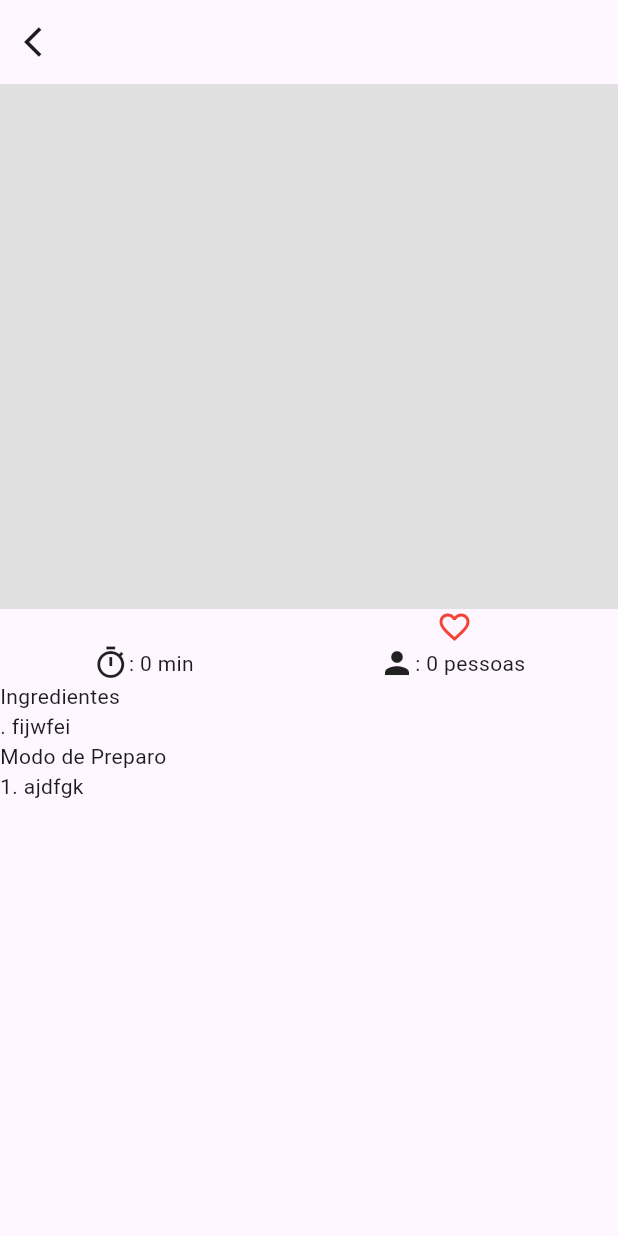
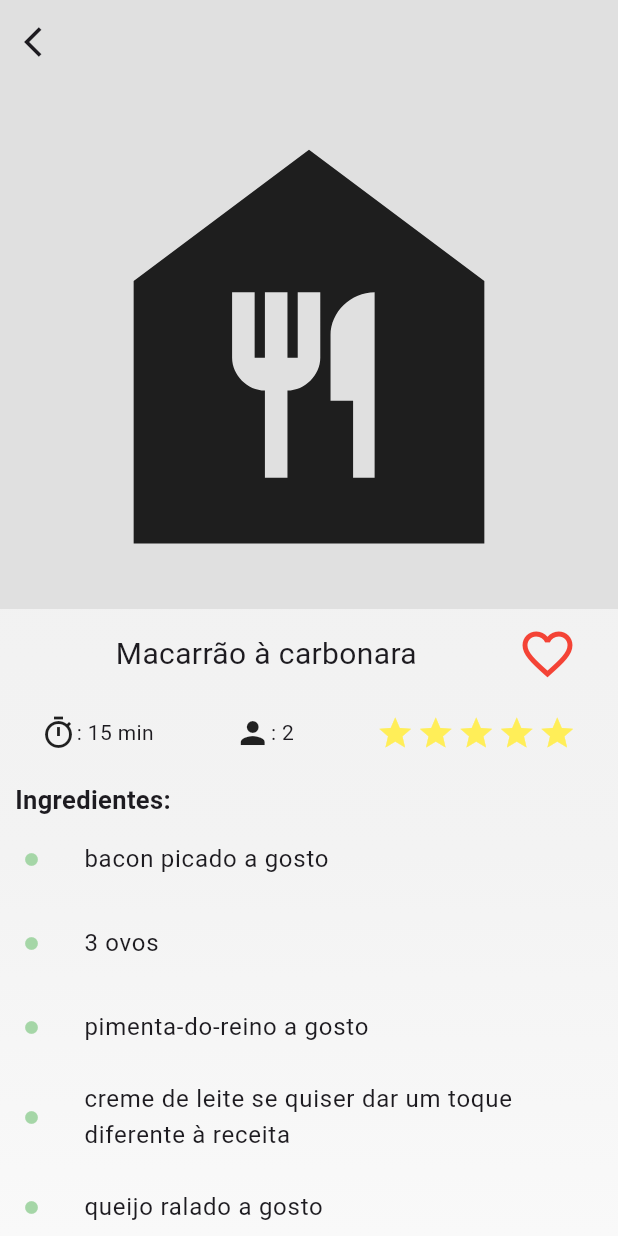
Before and after one commit to robkenha3/Recipe_app, a Flutter app: the RecipeScreen screen opened directly with empty values, on a phone screen of 412 x 824 dp. Run offline on Flutter 3.47's test engine with Material 3 defaults, Android fonts, the phone set to English and light mode, and no system bars.

Commit message:
Adicionado padrão observer

```diff
--- /dev/null
+++ b/lib/logic/recipe_list_notifier.dart
@@ -0,0 +1,204 @@
+import 'package:flutter/material.dart';
+
+import '../model/recipe.dart';
+
+class RecipeListNotifier extends ChangeNotifier {
+  List<Recipe> recipes = [
+    Recipe(
+      name: 'Macarrão à carbonara',
+      img: Icons.food_bank,
+      preparationTime: 15,
+      rate: 5,
+      quantity: 2,
+      favorite: true,
+      ingredients: [
+        "bacon picado a gosto",
+        "3 ovos",
+        "pimenta-do-reino a gosto",
+        "creme de leite se quiser dar um toque diferente à receita",
+        "queijo ralado a gosto",
+        "sal",
+        "macarrão de sua escolha (espaguete, fusili,etc.)",
+      ],
+      instruction: [
+        "Frite bem o bacon, até ficar crocante (pode-se adicionar salame picado).",
+        "Coloque o macarrão para cozinhar em água e sal.",
+        "No refratário onde será servido o macarrão, bata bem os ovos com um garfo.",
+        "No refratário onde será servido o macarrão, bata bem os ovos com um garfo.",
+        "Quando o macarrão estiver pronto, escorra e coloque (bem quente) sobre a mistura de ovos, misture bem.",
+        "O calor da massa cozinha os ovos.",
+        "Coloque o bacon, ainda quente, sobre o macarrão e sirva.",
+      ],
+    ),
+    Recipe(
+      name: 'Pãezinhos de Beterraba',
+      img: Icons.food_bank,
+      preparationTime: 80,
+      rate: 5,
+      quantity: 3,
+      favorite: true,
+      ingredients: [
+        "½ beterraba",
+        "4 colheres (chá) de água (20 ml)",
+        "200 g de farinha de trigo (1 e de ⅔ xícara)",
+        "1 colher (chá) de sal",
+        "¼ de xícara de água",
+        "1 colher (sopa) de manteiga sem sal",
+        "2 g (⅕ de um sachê de 10g) de fermento biológico seco",
+        "1 colher (sopa) de açúcar (16 g)",
+        "1 gema de ovo",
+        "1 clara de ovo para pincelar",
+      ],
+      instruction: [
+        "Purê de beterraba:\nAsse a beterraba embrulhada no alumínio por 20 a 30 minutos no forno a 180º C, então bata no mixer ou liquidificador com a água até ficar um purê homogêneo.",
+        "Massa do pão:\nEm uma tigela grande, adicione a farinha, o fermento, o sal, o açúcar, e misture. Adicione a gema do ovo e reserve a clara.",
+        "Em seguida, coloque a manteiga em temperatura ambiente e o purê da beterraba. Misture bem.",
+        "Transfira a massa para uma bancada e vá colocando a água aos poucos enquanto sova, para incorporar tudo. Depois da sova, a massa deve ficar lisa e elástica.",
+        "Volte para a tigela, cubra com um pano e deixe descansar até dobrar de tamanho.",
+        "Depois desse tempo, divida a massa em 6 partes iguais e modele cada uma - abra a massa com os dedos, junte as pontas no centro, vire a emenda para baixo e faça uma bolinha; Distribua as bolinhas na assadeira untada, cubra com um pano e deixe descansar por mais 30 minutos.",
+        "Por fim, pincele uma clara de ovo para dar brilho e leve ao forno preaquecido a 180°C por 20 minutos. Deixe esfriar e aproveite!",
+      ],
+    ),
+    Recipe(
+      name: 'Ponta de peito na panela de pressão',
+      img: Icons.food_bank,
+      preparationTime: 60,
+      rate: 4,
+      quantity: 3,
+      favorite: true,
+      ingredients: [
+        "1 kg de ponta de peito",
+        "3 caldos de carne ou picanha",
+        "6 cebolas grandes cortadas em rodelas",
+      ],
+      instruction: [
+        "Na panela de pressão, coloque metade das cebolas cortadas em rodelas.",
+        "Coloque a ponta de peito em cima das cebolas.",
+        "Adicione os caldos de carne, e complete com o restante das cebolas.",
+        "Tampe a panela de pressão, deixe no fogo por mais o menos 1 hora.",
+        "Depois, tire a pressão, coloque em uma travessa e sirva.",
+      ],
+    ),
+    Recipe(
+      name: 'Strogonoff de frango',
+      img: Icons.food_bank,
+      preparationTime: 60,
+      rate: 5,
+      quantity: 4,
+      favorite: true,
+      ingredients: [
+        "3 peitos de frango cortados em cubos",
+        "sal a gosto",
+        "1 cebola picada",
+        "1 colher de manteiga",
+        "1/3 copo de mostarda",
+        "1 dente de alho picado",
+        "pimenta-do-reino a gosto",
+        "2 colheres (sopa) de maionese",
+        "1/2 copo de ketchup",
+        "1 copo de cogumelos",
+        "batata palha a gosto",
+      ],
+      instruction: [
+        "Em uma panela, misture o frango, o alho, a maionese, o sal e a pimenta.",
+        "Em uma frigideira grande, derreta a manteiga e doure a cebola.",
+        "Junte o frango temperado até que esteja dourado.",
+        "Junte o frango temperado até que esteja dourado.",
+        "Incorpore o creme de leite e retire do fogo antes de ferver.",
+        "Sirva com arroz branco e batata palha.",
+      ],
+    ),
+    Recipe(
+      name: 'Lasanha Vegetariana',
+      img: Icons.food_bank,
+      preparationTime: 60,
+      rate: 5,
+      quantity: 3,
+      favorite: true,
+      ingredients: [
+        "Massa para lasanha (pré-cozida)",
+        "2 cenouras raladas a Juliana",
+        "1 cebola grande",
+        "2 folhas de louro",
+        "2 colheres de (sopa) de manteiga",
+        "1 litro de leite",
+        "1 lata (ou caixinha) de creme de leite",
+        "sal a gosto",
+        "1 abobrinha menina ralada a Juliana",
+        "3 dentes de alho",
+        "3 cravos",
+        "3 colheres de (sopa) de óleo",
+        "2 colheres de (sopa) de farinha de trigo",
+        "200 gr de queijo mussarela",
+      ],
+      instruction: [
+        "Refogar o espinafre com óleo e alho e sal a gosto e reservar.",
+        "Refogar as cenouras com óleo e alho e sal a gosto e reservar.",
+        "Refogar a abobrinha com óleo e alho e sal a gosto e reservar.",
+        "Colocar o leite para ferver em fogo baixo com a cebola cortada em 4 partes, a manteiga, o louro, o cravo e sal a gosto.",
+        "Após ferver, em fogo baixo, por aproximadamente 5 minutos, retirar o louro, os cravos e a cebola, colocar a farinha de trigo, dissolvida em água e deixe cozinhar mexendo bem, fazendo assim o molho branco.",
+        "Colocar o creme de leite e desligar o fogo.",
+        "Se o molho branco ficou empelotado, coloque no liquidificador, bata e ficará maravilhoso.",
+        "Montar a lasanha começando com molho branco, massa, espinafre, queijo, molho branco, massa, abobrinha, molho branco, massa, cenoura, molho branco, queijo e por aí vai, até acabar os ingredientes.",
+        "Leve ao forno por uns 40 minutos ou até que borbulhe.",
+      ],
+    ),
+    Recipe(
+      name: 'Galinhada',
+      img: Icons.food_bank,
+      preparationTime: 30,
+      rate: 4,
+      quantity: 4,
+      favorite: true,
+      ingredients: [
+        "1 frango cortado em pedaços",
+        "Suco de meio limão",
+        "1 cebola média ralada",
+        "2 colheres (sopa) de extrato de tomate",
+        "1 colher (sopa) de salsa picada",
+        "2 tabletes de caldo de galinha",
+        "2 colheres (sopa) de azeite",
+        "2 xícaras (chá) de arroz lavado e escorrido",
+        "1 pimentão verde cortado em cubinhos",
+      ],
+      instruction: [
+        "Lave os pedaços de frango, tempere-os com os tabletes de caldo de galinha e o suco de limão e deixe tomar gosto.",
+        "Em uma panela grande, aqueça o azeite e doure os pedaços de frango.",
+        "Adicione a cebola e deixe refogar ligeiramente.",
+        "Junte o arroz, o extrato de tomate, o pimentão e 4 xícaras e 1/2 (chá) de água, mexendo bem.",
+        "Tampe a panela e, assim que iniar fervura, baixe o fogo e cozinhe por cerca de 15 minutos, até que o arroz fique cremoso e úmido. Se necessário, pingue mais água.",
+        "Retire do fogo e passe para uma travessa. Polvilhe a salsa e sirva a seguir.",
+      ],
+    ),
+    Recipe(
+      name: 'Filé de merluza com batata ao forno',
+      img: Icons.food_bank,
+      preparationTime: 30,
+      rate: 5,
+      quantity: 4,
+      favorite: true,
+      ingredients: [
+        "8 filés de merluza",
+        "1 pimentão (cortado em rodelas)",
+        "1 cebola (cortada em rodelas)",
+        "Orégano",
+        "4 batatas cruas (em rodelas, sem casca)",
+        "2 tomates (cortados em rodelas - as sementes ficam à preferência)",
+        "1/2 lata de molho de tomate de boa qualidade",
+        "Azeite para untar",
+      ],
+      instruction: [
+        "Tempere os filés à seu gosto e reserve por 10 minutos.",
+        "Unta um refratário com azeite e faça uma camada de batata, em seguida arrume os filés sobre a batata.",
+        "Acrescente a cebola, o tomate, o pimentão, orégano a gosto, regue com o molho de tomate (1/2 lata).",
+        "Cubra com o restante das batatas. Cubra com papel alumínio e leve ao forno alto até que as batatas fiquem macias.",
+      ],
+    ),
+  ];
+
+  updateRecipe(int index, int updatedRate) {
+    Recipe recipe = recipes[index];
+    recipes[index] = recipe.copyRecipe(updatedRate);
+    notifyListeners();
+  }
+}
--- /dev/null
+++ b/lib/logic/recipe_list_widget.dart
@@ -0,0 +1,25 @@
+import 'package:flutter/widgets.dart';
+
+import 'recipe_list_notifier.dart';
+
+class RecipeListWidget extends InheritedWidget {
+  final RecipeListNotifier recipeListNotifier;
+
+  @override
+  const RecipeListWidget({
+    super.key,
+    required super.child,
+    required this.recipeListNotifier,
+  });
+
+  @override
+  bool updateShouldNotify(covariant InheritedWidget oldWidget) {
+    return true;
+  }
+
+  static RecipeListNotifier of(BuildContext context) {
+    RecipeListWidget? r = context
+        .dependOnInheritedWidgetOfExactType<RecipeListWidget>();
+    return r!.recipeListNotifier;
+  }
+}
--- a/lib/view/recipe_screen.dart
+++ b/lib/view/recipe_screen.dart
@@ -1,22 +1,47 @@
 import 'package:flutter/material.dart';
 
+import '../logic/recipe_list_notifier.dart';
+import '../logic/recipe_list_widget.dart';
 import '../model/recipe.dart';
 
-class RecipeScreen extends StatefulWidget {
-  final Recipe recipe;
+class RecipeScreen extends StatelessWidget {
+  final int index;
 
-  const RecipeScreen({super.key, required this.recipe});
+  const RecipeScreen({super.key, required this.index});
 
   @override
-  State<RecipeScreen> createState() => _RecipeScreenState();
-}
+  Widget build(BuildContext context) {
+    RecipeListNotifier recipeListNotifier = RecipeListWidget.of(context);
+    Recipe recipe = recipeListNotifier.recipes[index];
 
-class _RecipeScreenState extends State<RecipeScreen> {
-  @override
-  Widget build(BuildContext context) {
     return Scaffold(
-      appBar: AppBar(leading: Icon(Icons.arrow_back_ios)),
-      body: Column(
+      appBar: AppBar(
+        backgroundColor: Colors.grey[300],
+        leading: IconButton(
+          icon: Icon(Icons.arrow_back_ios),
+          onPressed: () {
+            Navigator.pop(context);
+          },
+        ),
+      ),
+
+      body: Container(
+        decoration: BoxDecoration(
+          gradient: LinearGradient(
+            colors: [
+              Color.fromARGB(255, 254, 254, 254),
+              Color.fromARGB(255, 241, 241, 241),
+              Color.fromARGB(255, 243, 243, 243),
+              Color.fromARGB(255, 249, 249, 249),
+            ],
+            begin: Alignment.topCenter,
+            end: AlignmentGeometry.bottomCenter,
+          ),
+        ),
+        child: SingleChildScrollView(
+          child: Column(
+            crossAxisAlignment: CrossAxisAlignment.start,
+
             children: [
               Row(
                 mainAxisAlignment: MainAxisAlignment.center,
@@ -24,18 +49,37 @@ class _RecipeScreenState extends State<RecipeScreen> {
                   Expanded(
                     child: Container(
                       decoration: BoxDecoration(color: Colors.grey[300]),
-                  child: Icon(widget.recipe.img, size: 350),
+                      child: Icon(recipe.img, size: 350),
                     ),
                   ),
                 ],
               ),
+              SizedBox(height: 10),
               Row(
-            mainAxisAlignment: MainAxisAlignment.spaceAround,
+                mainAxisAlignment: MainAxisAlignment.spaceBetween,
                 children: [
-              Text(widget.recipe.name),
-              Icon(Icons.favorite_border, color: Colors.red),
+                  Expanded(
+                    child: Center(
+                      child: Padding(
+                        padding: const EdgeInsets.only(left: 10),
+                        child: Text(
+                          recipe.name,
+                          style: TextStyle(fontSize: 20),
+                        ),
+                      ),
+                    ),
+                  ),
+                  Padding(
+                    padding: const EdgeInsets.only(right: 27),
+                    child: Icon(
+                      Icons.favorite_border,
+                      color: Colors.red,
+                      size: 40,
+                    ),
+                  ),
                 ],
               ),
+              SizedBox(height: 20),
               Row(
                 mainAxisAlignment: MainAxisAlignment.spaceAround,
                 children: [
@@ -44,7 +88,7 @@ class _RecipeScreenState extends State<RecipeScreen> {
                       Row(
                         children: [
                           Icon(Icons.timer_sharp),
-                      Text(": ${widget.recipe.preparationTime} min"),
+                          Text(": ${recipe.preparationTime} min"),
                         ],
                       ),
                     ],
@@ -54,28 +98,100 @@ class _RecipeScreenState extends State<RecipeScreen> {
                       Row(
                         children: [
                           Icon(Icons.person),
-                      Text(": ${widget.recipe.quantity} pessoas"),
+                          Text(": ${recipe.quantity}"),
                         ],
                       ),
                     ],
                   ),
+                  ListenableBuilder(
+                    listenable: recipeListNotifier,
+                    builder: (context, _) {
+                      Recipe recipe = recipeListNotifier.recipes[index];
+                      return Column(
+                        children: [
+                          Row(
+                            mainAxisAlignment: MainAxisAlignment.center,
+                            children: List.generate(5, (indexStar) {
+                              return Padding(
+                                padding: const EdgeInsets.symmetric(
+                                  horizontal: 1.0,
+                                ),
+                                child: InkWell(
+                                  customBorder: const CircleBorder(),
+                                  onTap: () {
+                                    recipeListNotifier.updateRecipe(
+                                      index,
+                                      indexStar,
+                                    );
+                                  },
+                                  child: Icon(
+                                    Icons.star,
+                                    size: 25,
+                                    color: recipe.rate < indexStar
+                                        ? Colors.black
+                                        : Colors.yellow[400],
+                                  ),
+                                ),
+                              );
+                            }).toList(),
+                          ),
+                        ],
+                      );
+                    },
+                  ),
                 ],
               ),
-          Row(children: [Text("Ingredientes")]),
-          // Lógica da listagem do ingredientes
-          Column(
-            children: [
-              Row(children: [Text(". fijwfei")]),
+              SizedBox(height: 20),
+              Padding(
+                padding: const EdgeInsets.only(left: 10),
+                child: Text(
+                  "Ingredientes:",
+                  style: TextStyle(fontSize: 17, fontWeight: FontWeight.bold),
+                ),
+              ),
+              ListView.builder(
+                shrinkWrap: true,
+                physics: NeverScrollableScrollPhysics(),
+                itemCount: recipe.ingredients.length,
+                itemBuilder: (BuildContext context, int indexIng) {
+                  final String ingredient = recipe.ingredients[indexIng];
+                  return ListTile(
+                    leading: Icon(
+                      Icons.circle,
+                      size: 10,
+                      color: Colors.green[200],
+                    ),
+                    title: Text(ingredient),
+                  );
+                },
+              ),
+              Padding(
+                padding: const EdgeInsets.only(left: 10),
+                child: Text(
+                  "Modo de Preparo:",
+                  style: TextStyle(fontSize: 17, fontWeight: FontWeight.bold),
+                ),
+              ),
+              ListView.builder(
+                shrinkWrap: true,
+                physics: NeverScrollableScrollPhysics(),
+                itemCount: recipe.instruction.length,
+                itemBuilder: (BuildContext context, int indexIns) {
+                  final String instruction = recipe.instruction[indexIns];
+                  final int itemNumber = indexIns + 1;
+
+                  return ListTile(
+                    leading: Text(
+                      "$itemNumber.",
+                      style: TextStyle(fontSize: 15),
+                    ),
+                    title: Text(instruction),
+                  );
+                },
+              ),
             ],
           ),
-          Row(children: [Text("Modo de Preparo")]),
-          // Lógica da listagem do modo de preparo
-          Column(
-            children: [
-              Row(children: [Text("1. ajdfgk")]),
-            ],
         ),
-        ],
       ),
     );
   }
--- a/lib/view/search_recipe_bar.dart
+++ b/lib/view/search_recipe_bar.dart
@@ -20,7 +20,8 @@ class _SearchRecipeBarState extends State<SearchRecipeBar> {
         appBar: AppBar(
           // leading: Icon(Icons.arrow_back_ios),
           backgroundColor: Color.fromARGB(70, 218, 218, 218),
-          title: FractionallySizedBox(
+          title: Center(
+            child: FractionallySizedBox(
               widthFactor: 0.85,
               child: TextField(
                 controller: textController,
@@ -43,6 +44,7 @@ class _SearchRecipeBarState extends State<SearchRecipeBar> {
                   filled: true,
                   fillColor: Color.fromRGBO(255, 254, 254, 1),
                   prefixIcon: Icon(Icons.search, color: Colors.black),
+                ),
               ),
             ),
           ),
```
Also changed, not shown: lib/main.dart (+6 -1 lines), lib/model/recipe.dart (+17 -4 lines), lib/view/recipe_card.dart (+50 -96 lines). Lines whose indentation alone changed are shown as unchanged.
